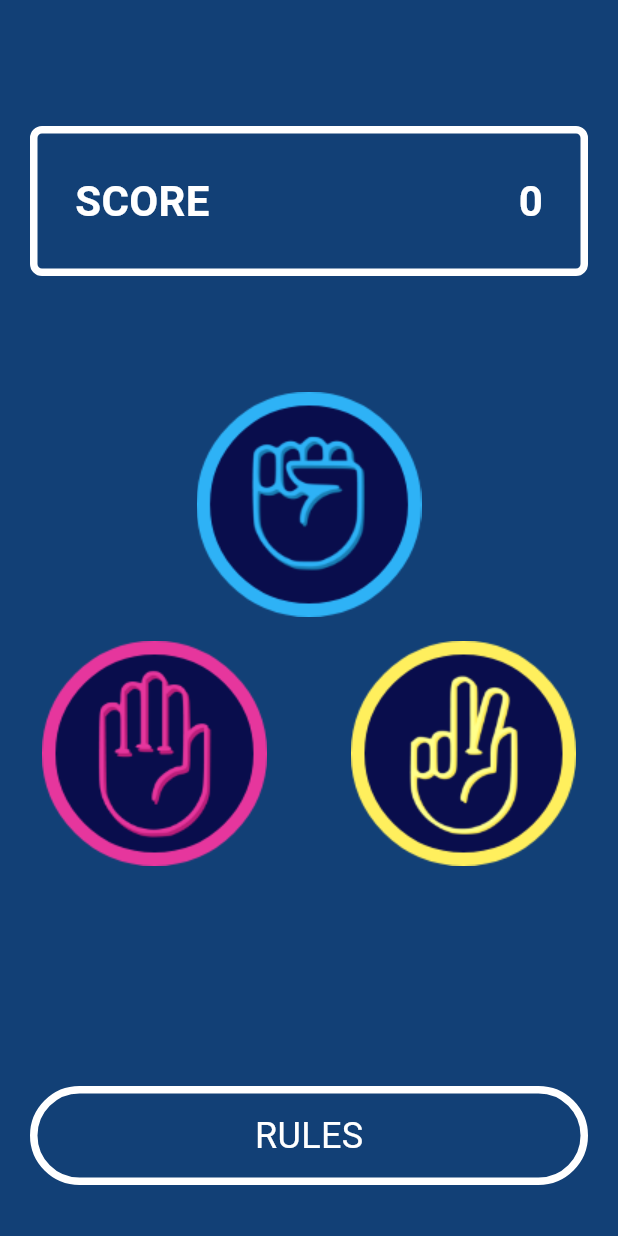
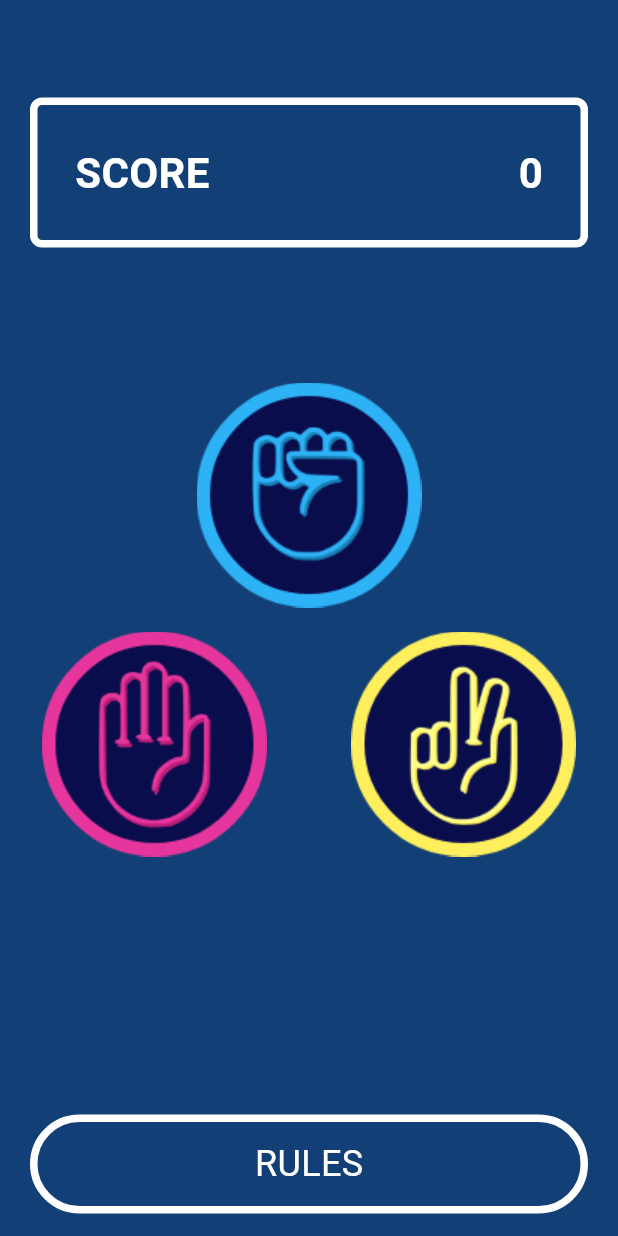
Before and after one commit to MostafaGaber135/rock_paper_scissor, a Flutter app: the GameScreen screen opened directly, after a tap on "Play Again", on a phone screen of 412 x 824 dp. Run offline on Flutter 3.47's test engine with Material 3 defaults, Android fonts, the phone set to English and light mode, and no system bars.

Commit message:
change name and icon and fix some errors

```diff
--- a/lib/widgets/game_screen.dart
+++ b/lib/widgets/game_screen.dart
@@ -53,7 +53,7 @@ class _GameScreenState extends State<GameScreen> {
     return Scaffold(
       backgroundColor: Theme.of(context).primaryColor,
       body: Padding(
-        padding: const EdgeInsets.symmetric(vertical: 34, horizontal: 10),
+        padding: const EdgeInsets.symmetric(vertical: 25, horizontal: 10),
         child: Column(
           mainAxisAlignment: MainAxisAlignment.spaceBetween,
           crossAxisAlignment: CrossAxisAlignment.center,
--- a/lib/widgets/home_page.dart
+++ b/lib/widgets/home_page.dart
@@ -20,7 +20,7 @@ class _HomePageState extends State<HomePage> {
     return Scaffold(
       backgroundColor: Theme.of(context).primaryColor,
       body: Padding(
-        padding: const EdgeInsets.symmetric(vertical: 34, horizontal: 20),
+        padding: const EdgeInsets.symmetric(vertical: 15, horizontal: 20),
         child: Column(
           mainAxisAlignment: MainAxisAlignment.spaceBetween,
           crossAxisAlignment: CrossAxisAlignment.center,
```
Also changed, not shown: 6 other files.
